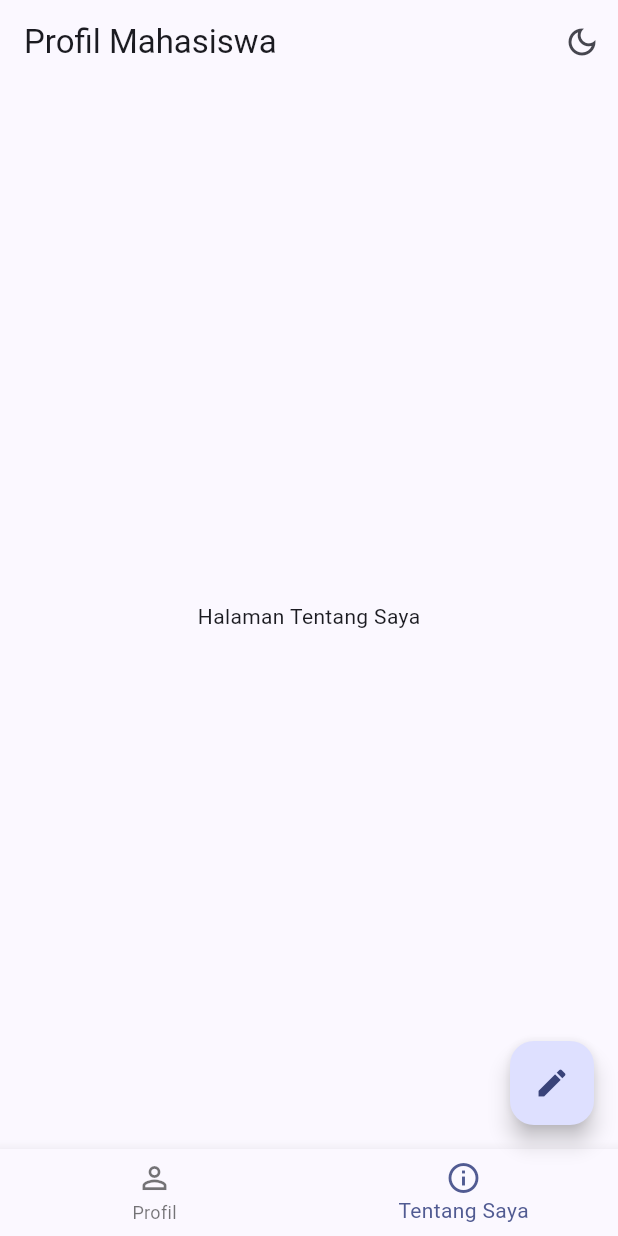
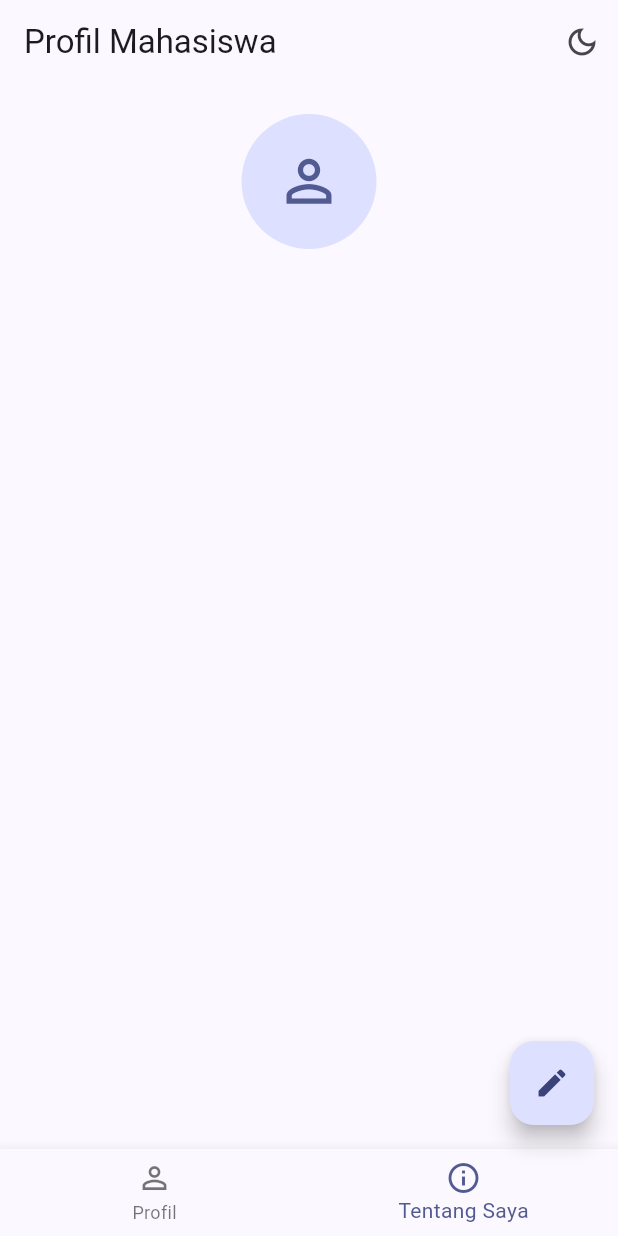
Before and after one commit to voltakits725/uts_pml_1124160165, a Flutter app: the ProfilePage screen opened directly with empty values, item 2 of the bottom bar chosen, on a phone screen of 412 x 824 dp. Run offline on Flutter 3.47's test engine with Material 3 defaults, Android fonts, the phone set to English and light mode, and no system bars.

Commit message:
feat: bikin halaman about(tentang saya)

```diff
--- /dev/null
+++ b/soal2_profil_app/lib/screens/about_page.dart
@@ -0,0 +1,25 @@
+import 'package:flutter/material.dart';
+
+class AboutPage extends StatelessWidget {
+  const AboutPage({super.key});
+
+  @override
+  Widget build(BuildContext context) {
+    return ListView(
+      padding: const EdgeInsets.all(20),
+      children: [
+        Center(
+          child: Column(
+            children: [
+              CircleAvatar(
+                radius: 45,
+                backgroundColor: Theme.of(context).colorScheme.primaryContainer,
+                child: Icon(Icons.person_outline, size: 45, color: Theme.of(context).colorScheme.primary,),
+              )
+            ],
+          ),
+        )
+      ],
+    );
+  }
+}
--- a/soal2_profil_app/lib/screens/profile_page.dart
+++ b/soal2_profil_app/lib/screens/profile_page.dart
@@ -2,7 +2,7 @@
 import 'package:flutter/material.dart';
 import '../models/profile.dart';
 import '../widgets/info_tile.dart';
-
+import 'about_page.dart';
 class ProfilePage extends StatefulWidget {
   final ValueChanged<ThemeMode> onThemeChanged;
   const ProfilePage({
@@ -45,7 +45,7 @@ class _ProfilePageState extends State<ProfilePage> {
 
       body: _selectedIndex == 0
           ? _buildProfile()
-          : _buildAbout(),
+          : const AboutPage(),
 
       bottomNavigationBar: BottomNavigationBar(
         currentIndex: _selectedIndex,
@@ -208,9 +208,5 @@ class _ProfilePageState extends State<ProfilePage> {
     );
   }
 
-  Widget _buildAbout() {
-    return const Center(
-      child: Text('Halaman Tentang Saya'),
-    );
-  }
+
 }
```
